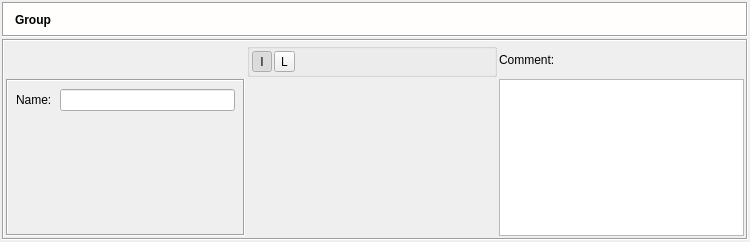
This is src/gui/groupobjectdialog_q.ui in fwbuilder/fwbuilder as Qt 5 draws it before an edit. The edited form follows.
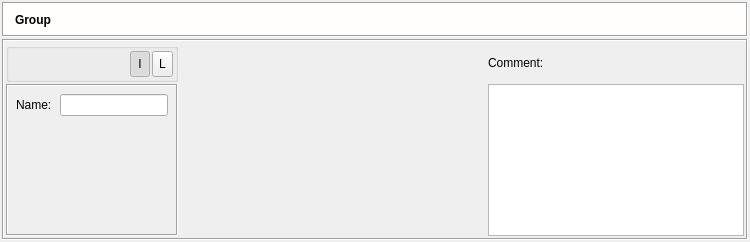
This is the edited form. Icons and pictures are not drawn.

Commit message: 2107004   Fwbuilder crashes while deleting objects in groups

The edit to the form file:
```diff
--- a/src/gui/groupobjectdialog_q.ui
+++ b/src/gui/groupobjectdialog_q.ui
@@ -214,22 +214,6 @@
        </property>
        <layout class="QGridLayout" >
         <item row="0" column="0" >
-         <spacer>
-          <property name="orientation" >
-           <enum>Qt::Horizontal</enum>
-          </property>
-          <property name="sizeType" >
-           <enum>QSizePolicy::Expanding</enum>
-          </property>
-          <property name="sizeHint" >
-           <size>
-            <width>251</width>
-            <height>34</height>
-           </size>
-          </property>
-         </spacer>
-        </item>
-        <item row="0" column="1" >
          <widget class="QGroupBox" name="buttonGroup2" >
           <layout class="QGridLayout" >
            <property name="topMargin" >
@@ -239,6 +223,19 @@
             <number>2</number>
            </property>
            <item row="0" column="0" >
+            <spacer>
+             <property name="orientation" >
+              <enum>Qt::Horizontal</enum>
+             </property>
+             <property name="sizeHint" >
+              <size>
+               <width>31</width>
+               <height>26</height>
+              </size>
+             </property>
+            </spacer>
+           </item>
+           <item row="0" column="1" >
             <widget class="QToolButton" name="iconViewBtn" >
              <property name="sizePolicy" >
               <sizepolicy vsizetype="Preferred" hsizetype="Fixed" >
@@ -269,7 +266,7 @@
              </property>
             </widget>
            </item>
-           <item row="0" column="1" >
+           <item row="0" column="2" >
             <widget class="QToolButton" name="listViewBtn" >
              <property name="sizePolicy" >
               <sizepolicy vsizetype="Preferred" hsizetype="Fixed" >
@@ -300,22 +297,29 @@
              </property>
             </widget>
            </item>
-           <item row="0" column="2" >
-            <spacer>
-             <property name="orientation" >
-              <enum>Qt::Horizontal</enum>
-             </property>
-             <property name="sizeHint" >
-              <size>
-               <width>151</width>
-               <height>20</height>
-              </size>
-             </property>
-            </spacer>
-           </item>
           </layout>
          </widget>
         </item>
+        <item rowspan="2" row="0" column="1" >
+         <widget class="QStackedWidget" name="objectViewsStack" >
+          <property name="sizePolicy" >
+           <sizepolicy vsizetype="Expanding" hsizetype="Preferred" >
+            <horstretch>250</horstretch>
+            <verstretch>0</verstretch>
+           </sizepolicy>
+          </property>
+          <property name="minimumSize" >
+           <size>
+            <width>250</width>
+            <height>100</height>
+           </size>
+          </property>
+          <property name="acceptDrops" >
+           <bool>true</bool>
+          </property>
+          <widget class="QWidget" name="WStackPage" />
+         </widget>
+        </item>
         <item row="0" column="2" >
          <widget class="QLabel" name="textLabel2" >
           <property name="text" >
@@ -401,26 +405,6 @@
           </layout>
          </widget>
         </item>
-        <item row="1" column="1" >
-         <widget class="QStackedWidget" name="objectViewsStack" >
-          <property name="sizePolicy" >
-           <sizepolicy vsizetype="Expanding" hsizetype="Preferred" >
-            <horstretch>250</horstretch>
-            <verstretch>0</verstretch>
-           </sizepolicy>
-          </property>
-          <property name="minimumSize" >
-           <size>
-            <width>250</width>
-            <height>100</height>
-           </size>
-          </property>
-          <property name="acceptDrops" >
-           <bool>true</bool>
-          </property>
-          <widget class="QWidget" name="WStackPage" />
-         </widget>
-        </item>
         <item row="1" column="2" >
          <widget class="QTextEdit" name="comment" >
           <property name="sizePolicy" >
```
The commit also changes 3 other files.
